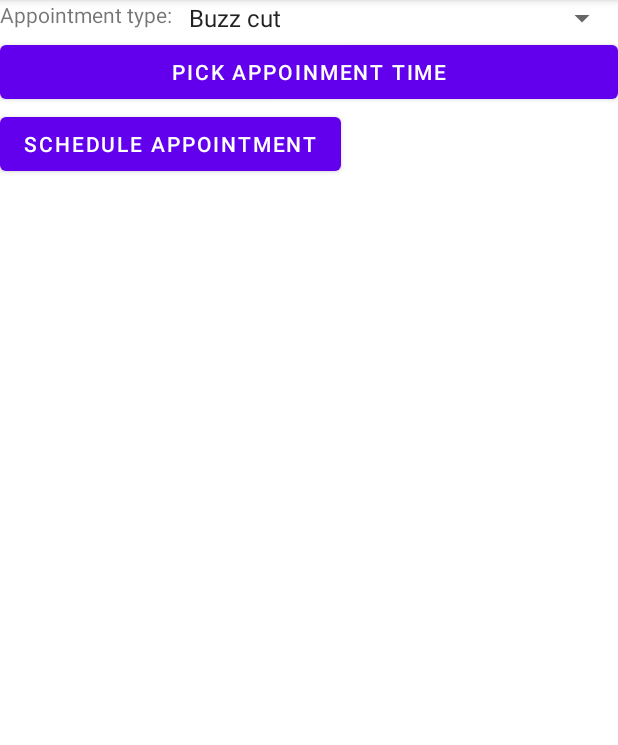
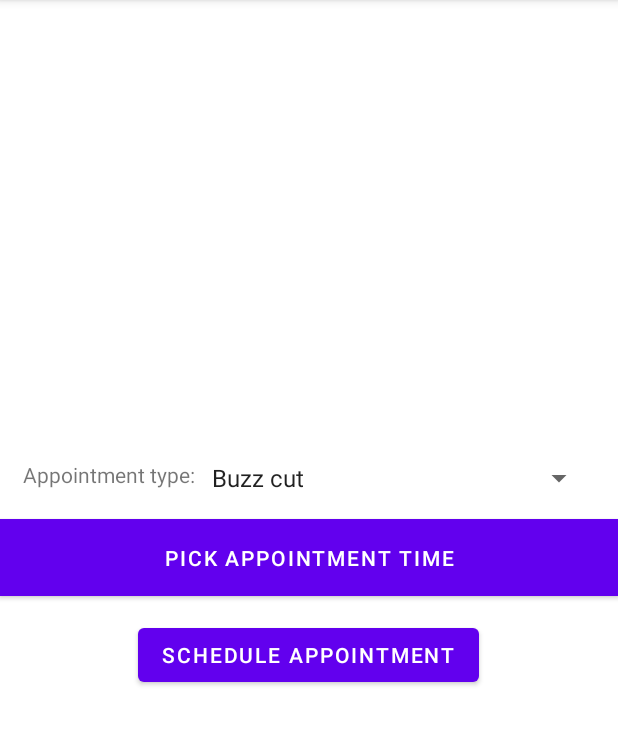
Before and after one commit to Mitchangoes408/TheShop, an Android app: the ApptsFragment screen opened directly, with no data from a screen before it, on a phone screen of 412 x 824 dp, the part 84-829 px from its top. Run offline under Robolectric (Android 15) with nearby library versions, the phone set to English and light mode, and no system bars.

Commit message:
Small changes to ApptsFragment

```diff
--- a/app/src/main/AndroidManifest.xml
+++ b/app/src/main/AndroidManifest.xml
@@ -10,6 +10,7 @@
         android:supportsRtl="true"
         android:theme="@style/Theme.TheShop">
 
+
         <activity android:name=".UserProfileActivity">
             <intent-filter>
                 <action android:name="android.intent.action.MAIN" />
@@ -20,8 +21,10 @@
         <activity android:name=".CutPagerActivity"
             android:parentActivityName=".UserProfileActivity" />
 
+
         <activity android:name=".ApptPagerActivity"
             android:parentActivityName=".UserProfileActivity" />
+
 
         <provider
             android:name="androidx.core.content.FileProvider"
--- a/app/src/main/res/layout/appointment_form.xml
+++ b/app/src/main/res/layout/appointment_form.xml
@@ -3,12 +3,14 @@
     android:layout_width="match_parent"
     android:layout_height="match_parent"
     android:layout_margin="16dp"
-    android:orientation="vertical" >
+    android:orientation="vertical"
+    android:gravity="center">
 
     <LinearLayout
         android:layout_width="match_parent"
         android:layout_height="wrap_content"
-        android:orientation="horizontal" >
+        android:orientation="horizontal"
+        android:padding="15dp">
 
         <TextView
             android:id="@+id/appt_text"
@@ -26,17 +28,24 @@
         android:id="@+id/date_picker_button"
         android:layout_width="match_parent"
         android:layout_height="wrap_content"
+        android:padding="10dp"
         android:gravity="center"
         android:textAlignment="center"
-        android:text="Pick appoinment time" />
+        android:background="@color/light_grey"
+        android:text="Pick appointment time" />
 
+    <LinearLayout
+        android:layout_width="match_parent"
+        android:layout_height="wrap_content"
+        android:gravity="center"
+        android:padding="15dp">
     <Button
         android:id="@+id/schedule_appt_btn"
         android:layout_width="wrap_content"
         android:layout_height="wrap_content"
         android:gravity="center"
-        android:textAlignment="center"
         android:text="Schedule appointment" />
+    </LinearLayout>
 
 
 </LinearLayout>
--- a/app/src/main/res/values/colors.xml
+++ b/app/src/main/res/values/colors.xml
@@ -8,4 +8,5 @@
     <color name="black">#FF000000</color>
     <color name="white">#FFFFFFFF</color>
     <color name="lavender">#C7CDFF</color>
+    <color name="light_grey">#7E7E7E</color>
 </resources>
```
Also changed, not shown: app/src/main/java/com/main/theshop/ApptsFragment.java (+6 -1 lines).
